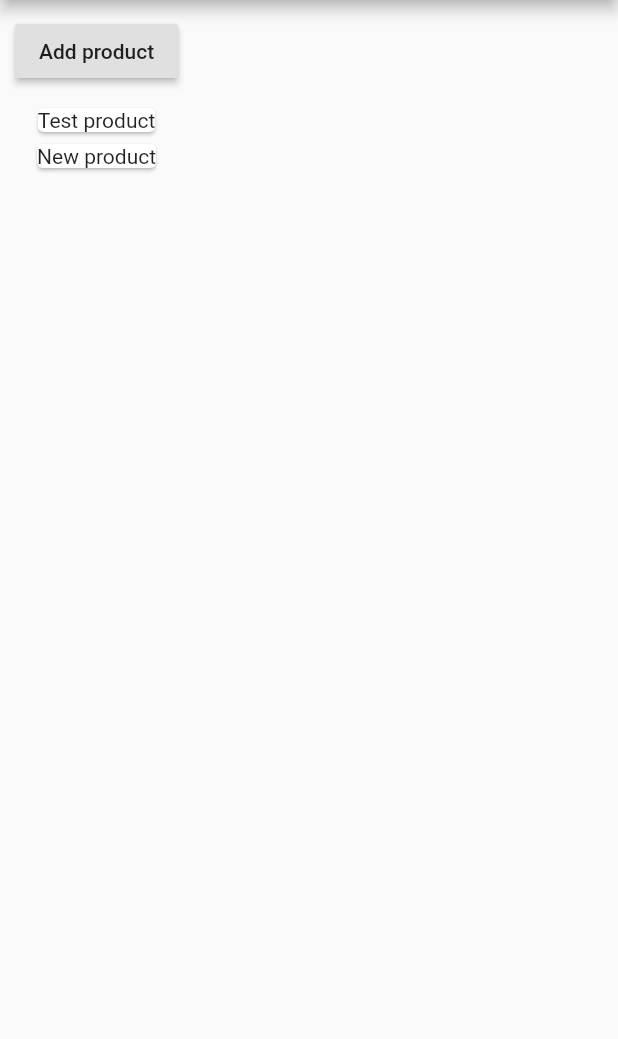
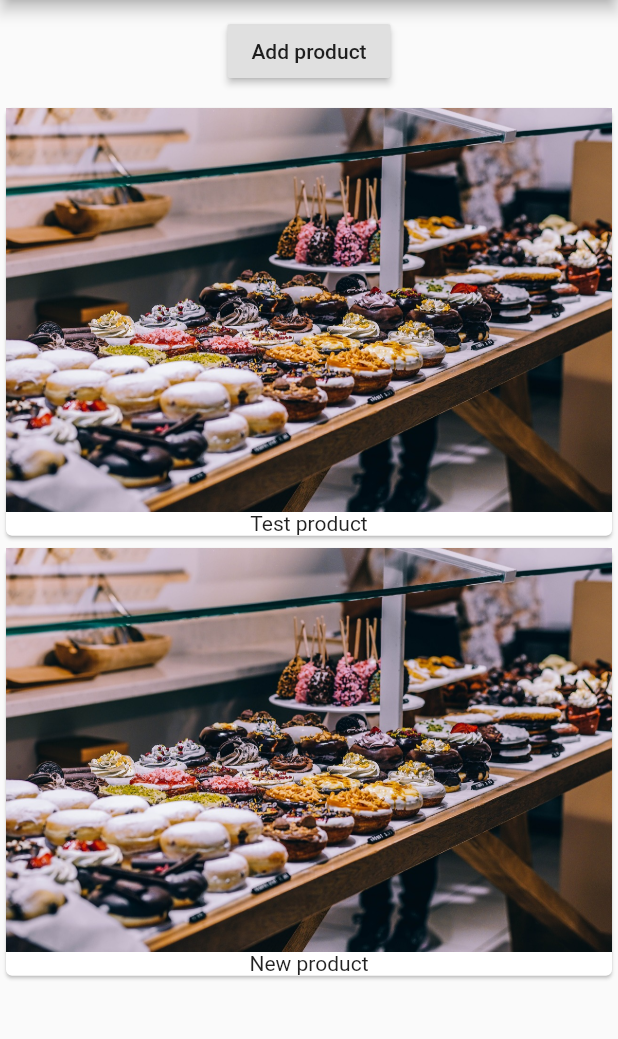
Before and after one commit to GusNitrous/flutter-realworld-app, a Flutter app: the screen it shows after launch, after a tap on "Add product", on a phone screen of 412 x 824 dp, the part 84-1123 px from its top. Run offline on Flutter 3.47's test engine with Material 2 defaults, Android fonts, the phone set to English and light mode, and no system bars.

Commit message:
Product list builder

```diff
--- a/lib/main.dart
+++ b/lib/main.dart
@@ -3,7 +3,7 @@ import 'package:flutter/rendering.dart';
 import './product_manager.dart';
 
 void main() {
-  debugPaintSizeEnabled = true;
+  debugPaintSizeEnabled = false;
   runApp(RealWorldApp());
 }
 
--- a/lib/product_manager.dart
+++ b/lib/product_manager.dart
@@ -41,7 +41,7 @@ class _ProductManager extends State<ProductManager> {
         margin: EdgeInsets.all(10.0),
         child: ProductsControl(_addProduct),
       ),
-      Products(products: _products, mainTitle: 'FLUTTER'),
+      Expanded(child: Products(products: _products, mainTitle: 'FLUTTER')),
     ]);
   }
 }
--- a/lib/products.dart
+++ b/lib/products.dart
@@ -4,22 +4,25 @@ class Products extends StatelessWidget {
   final List<String> products;
 
   Products({this.products, String mainTitle}) {
-      print('--- Main title --- => $mainTitle');
+    print('--- Main title --- => $mainTitle');
+  }
+
+  Widget _buildProductItem(BuildContext context, int index) {
+    return Card(
+      child: Column(
+        children: <Widget>[
+          Image.asset('assets/food.jpg'),
+          Text(products[index])
+        ],
+      ),
+    );
   }
 
   @override
   Widget build(BuildContext context) {
-    return Column(
-      children: products
-          .map((element) => Card(
-                child: Column(
-                  children: <Widget>[
-                    // Image.asset('assets/food.jpg'),
-                    Text(element)
-                  ],
-                ),
-              ))
-          .toList(),
+    return ListView.builder(
+      itemBuilder: _buildProductItem,
+      itemCount: products.length,
     );
   }
 }
```
